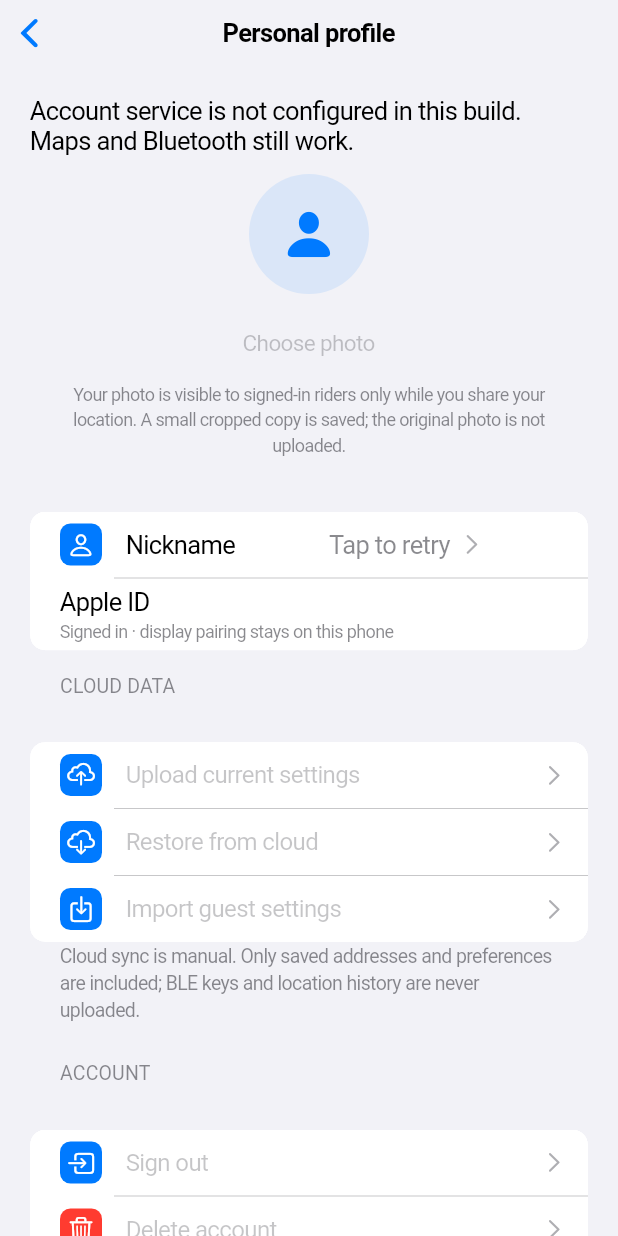
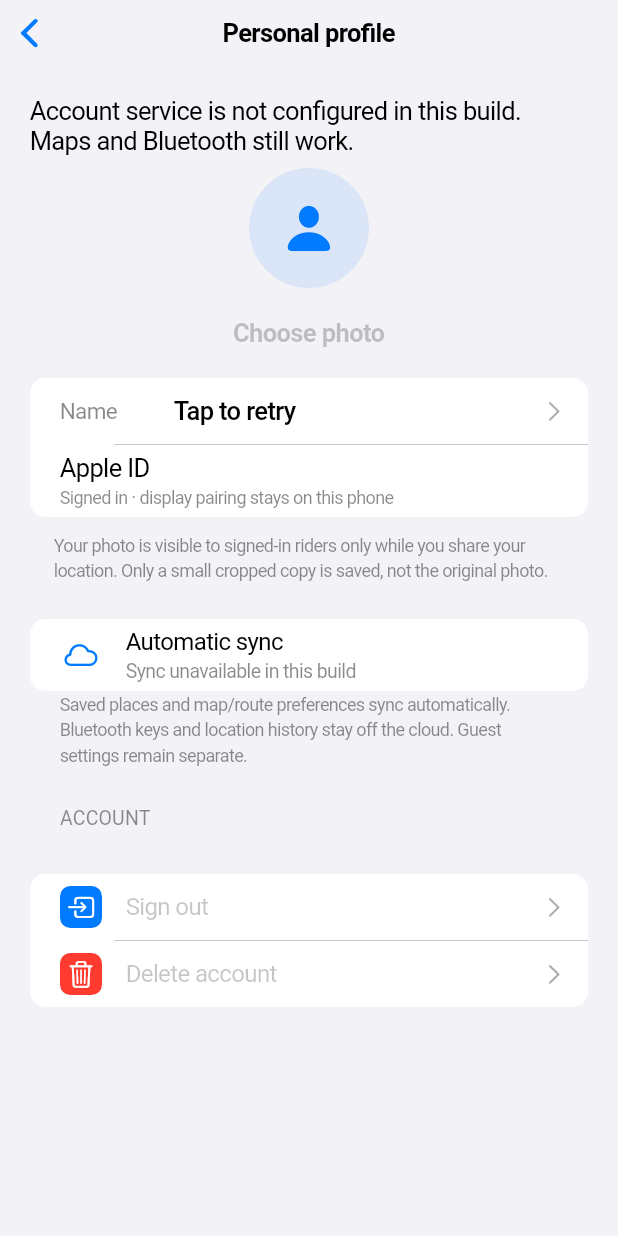
Before and after one commit to MarginalTong/ESP32_bluetooth_GPS, a Flutter app: the AccountPage widget shown alone on an empty page, opened directly, on a phone screen of 412 x 824 dp. Run offline on Flutter 3.47's test engine with Material 3 defaults, Android fonts, the phone set to English and light mode, and no system bars; our stand-ins replace flutter_blue_plus, flutter_secure_storage, geolocator, google_sign_in, image_picker, shared_preferences and 2 more; missing offline and left inert: vector_tile; accounts and stored records are empty.

Commit message:
UI: compact the personal profile and replace manual cloud actions with sync status

```diff
--- a/moto_nav_bridge/lib/main.dart
+++ b/moto_nav_bridge/lib/main.dart
@@ -8,6 +8,7 @@ import 'config/account_config.dart';
 import 'controllers/account_controller.dart';
 import 'controllers/avatar_controller.dart';
 import 'controllers/profile_controller.dart';
+import 'controllers/settings_sync_controller.dart';
 import 'services/avatar_backend.dart';
 import 'services/profile_backend.dart';
 import 'controllers/rider_map_controller.dart';
@@ -48,6 +49,7 @@ Future<void> main() async {
     SupabaseProfileBackend(backend.client),
     preferences,
   );
+  final settingsSync = SettingsSyncController(account);
   runApp(
     NavioApp(
       preferences: preferences,
@@ -55,6 +57,7 @@ Future<void> main() async {
       riders: riders,
       avatars: avatars,
       profile: profile,
+      settingsSync: settingsSync,
     ),
   );
 }
@@ -67,12 +70,14 @@ class NavioApp extends StatelessWidget {
     this.riders,
     this.avatars,
     this.profile,
+    this.settingsSync,
   });
   final SharedPreferences? preferences;
   final AccountController? account;
   final RiderMapController? riders;
   final AvatarController? avatars;
   final ProfileController? profile;
+  final SettingsSyncController? settingsSync;
 
   NavigationController _navigation(BleService ble) {
     final nav = NavigationController(ble: ble, preferences: preferences);
@@ -91,6 +96,10 @@ class NavioApp extends StatelessWidget {
           ChangeNotifierProvider<AvatarController>(create: (_) => avatars!),
         if (profile != null)
           ChangeNotifierProvider<ProfileController>(create: (_) => profile!),
+        if (settingsSync != null)
+          ChangeNotifierProvider<SettingsSyncController>(
+            create: (_) => settingsSync!,
+          ),
         if (riders != null)
           ChangeNotifierProvider<RiderMapController>(create: (_) => riders!),
         ChangeNotifierProvider(create: (_) => BleService()),
--- a/moto_nav_bridge/lib/ui/account_page.dart
+++ b/moto_nav_bridge/lib/ui/account_page.dart
@@ -5,6 +5,7 @@ import '../controllers/account_controller.dart';
 import '../l10n/app_text.dart';
 import 'widgets/google_sign_in_button.dart';
 import 'widgets/profile_avatar_editor.dart';
+import 'widgets/settings_sync_section.dart';
 import 'navio_theme.dart';
 import 'profile_name_page.dart';
 
@@ -555,8 +556,8 @@ class _AccountPageState extends State<AccountPage> {
               const SizedBox(height: 8),
               Text(
                 t(
-                  'Guest navigation needs no account. Authentication is handled by Supabase. Saved addresses sync only when you choose.',
-                  '游客导航无需账号。账号验证由 Supabase 处理，常用地址仅在你主动同步时上传。',
+                  'Guest navigation needs no account. When signed in, your saved places and preferences sync automatically; guest settings remain separate.',
+                  '游客导航无需账号。登录后常用地址与偏好自动同步，游客资料独立保留。',
                 ),
                 textAlign: TextAlign.center,
                 style: TextStyle(
@@ -645,88 +646,8 @@ class _AccountPageState extends State<AccountPage> {
                   ),
                 ],
               ),
-              CupertinoListSection.insetGrouped(
-                margin: const EdgeInsets.only(top: 24),
-                header: SectionLabel(t('CLOUD DATA', '云端资料')),
-                footer: Text(
-                  t(
-                    'Cloud sync is manual. Only saved addresses and preferences are included; BLE keys and location history are never uploaded.',
-                    '云同步由你主动操作，仅包含常用地址和偏好设置，不上传蓝牙密钥或定位轨迹。',
-                  ),
-                  style: TextStyle(
-                    fontSize: 13,
-                    height: 1.4,
-                    color: CupertinoColors.secondaryLabel.resolveFrom(context),
-                  ),
-                ),
-                children: [
-                  _AccountAction(
-                    icon: CupertinoIcons.cloud_upload,
-                    title: t('Upload current settings', '上传当前资料'),
-                    onPressed: canAct
-                        ? () async {
-                            if (await _confirm(
-                              t('Upload to NAVIO cloud?', '上传到 NAVIO 云端？'),
-                              t(
-                                'Upload this account’s saved addresses and map/route preferences. This replaces its cloud copy.',
-                                '将当前账号的常用地址、地图与路线偏好上传，替换该账号的云端副本。',
-                              ),
-                            )) {
-                              await account.upload();
-                            }
-                          }
-                        : null,
-                  ),
-                  _AccountAction(
-                    icon: CupertinoIcons.cloud_download,
-                    title: t('Restore from cloud', '从云端恢复'),
-                    onPressed: canAct
-                        ? () async {
-                            if (await _confirm(
-                              t('Restore cloud data?', '恢复云端资料？'),
-                              t(
-                                'Replace this account’s local addresses and preferences with its cloud copy.',
-                                '使用云端副本替换当前账号在本机的常用地址与偏好。',
-                              ),
-                            )) {
-                              await account.download();
-                            }
-                          }
-                        : null,
-                  ),
-                  _AccountAction(
-                    icon: CupertinoIcons.square_arrow_down,
-                    title: t('Import guest settings', '导入游客资料'),
-                    onPressed: canAct
-                        ? () async {
-                            if (await _confirm(
-                              t('Import guest settings?', '导入游客资料？'),
-                              t(
-                                'Copy guest addresses and preferences to this account on this phone. Nothing is uploaded automatically.',
-                                '把本机游客地址与偏好复制到当前账号，不会自动上传。',
-                              ),
-                            )) {
-                              await account.importGuest();
-                            }
-                          }
-                        : null,
-                  ),
-                ],
-              ),
-              if (account.lastSync != null)
-                Padding(
-                  padding: const EdgeInsets.fromLTRB(16, 8, 16, 0),
-                  child: Text(
-                    t('Last sync: ', '上次同步：') +
-                        account.lastSync!.toLocal().toString().split('.').first,
-                    style: TextStyle(
-                      fontSize: 13,
-                      color: CupertinoColors.secondaryLabel.resolveFrom(
-                        context,
-                      ),
-                    ),
-                  ),
-                ),
+              const ProfilePhotoPrivacyNote(),
+              const SettingsSyncSection(),
               CupertinoListSection.insetGrouped(
                 margin: const EdgeInsets.only(top: 24),
                 header: SectionLabel(t('ACCOUNT', '账号')),
--- a/moto_nav_bridge/lib/ui/app_shell.dart
+++ b/moto_nav_bridge/lib/ui/app_shell.dart
@@ -5,6 +5,7 @@ import 'package:shared_preferences/shared_preferences.dart';
 import '../l10n/app_text.dart';
 import '../services/ble_service.dart';
 import '../controllers/account_controller.dart';
+import '../controllers/settings_sync_controller.dart';
 import '../controllers/rider_map_controller.dart';
 import 'home_page.dart';
 import 'devices_page.dart';
@@ -45,6 +46,7 @@ class _AppShellState extends State<AppShell> with WidgetsBindingObserver {
   @override
   void didChangeAppLifecycleState(AppLifecycleState state) {
     _foreground = state == AppLifecycleState.resumed;
+    context.read<SettingsSyncController?>()?.setForeground(_foreground);
     context.read<RiderMapController?>()?.setVisibility(
       foreground: _foreground,
       mapVisible: _selected == 0,
@@ -98,6 +100,7 @@ class _AppShellState extends State<AppShell> with WidgetsBindingObserver {
             : const Color(0xff8e8e93),
         currentIndex: _selected,
         onTap: (value) {
+          if (value == 1) context.read<SettingsSyncController?>()?.request();
           setState(() => _selected = value);
           context.read<RiderMapController?>()?.setVisibility(
             foreground: _foreground,
--- a/moto_nav_bridge/lib/ui/profile_name_page.dart
+++ b/moto_nav_bridge/lib/ui/profile_name_page.dart
@@ -15,9 +15,20 @@ class ProfileNameTile extends StatelessWidget {
     final en = AppText.of(context).isEnglish;
     return CupertinoListTile(
       key: const ValueKey('profile-nickname-row'),
-      leading: const SettingsIcon(CupertinoIcons.person),
-      title: Text(en ? 'Nickname' : '昵称'),
-      additionalInfo: Flexible(
+      title: Row(
+        children: [
+          SizedBox(
+            width: 76,
+            child: Text(
+              en ? 'Name' : '名字',
+              style: TextStyle(
+                fontSize: 15,
+                fontWeight: FontWeight.w400,
+                color: CupertinoColors.secondaryLabel.resolveFrom(context),
+              ),
+            ),
+          ),
+          Expanded(
             child: Text(
               profile.profile?.displayName ??
                   (profile.busy
@@ -25,7 +36,14 @@ class ProfileNameTile extends StatelessWidget {
                       : (en ? 'Tap to retry' : '点击重试')),
               maxLines: 1,
               overflow: TextOverflow.ellipsis,
+              style: TextStyle(
+                fontSize: 17,
+                fontWeight: FontWeight.w500,
+                color: CupertinoColors.label.resolveFrom(context),
               ),
+            ),
+          ),
+        ],
       ),
       trailing: profile.busy
           ? const CupertinoActivityIndicator(radius: 8)
--- a/moto_nav_bridge/lib/ui/widgets/profile_avatar_editor.dart
+++ b/moto_nav_bridge/lib/ui/widgets/profile_avatar_editor.dart
@@ -12,14 +12,15 @@ class ProfileAvatarEditor extends StatelessWidget {
     final en = AppText.of(context).isEnglish;
     final avatar = controller.avatar;
     return Container(
-      margin: const EdgeInsets.only(bottom: 24),
-      padding: const EdgeInsets.symmetric(horizontal: 12, vertical: 12),
+      margin: const EdgeInsets.only(bottom: 8),
+      padding: const EdgeInsets.fromLTRB(12, 8, 12, 0),
       child: Column(
         children: [
           Semantics(
             label: en ? 'Profile photo' : '个人头像',
             child: ClipOval(
               child: SizedBox(
+                key: const ValueKey('profile-photo-image'),
                 width: 80,
                 height: 80,
                 child: avatar == null
@@ -48,10 +49,15 @@ class ProfileAvatarEditor extends StatelessWidget {
               child: CupertinoActivityIndicator(),
             )
           else
-            Wrap(
-              alignment: WrapAlignment.center,
+            Column(
+              mainAxisSize: MainAxisSize.min,
               children: [
                 CupertinoButton(
+                  padding: const EdgeInsets.symmetric(
+                    horizontal: 12,
+                    vertical: 4,
+                  ),
+                  minimumSize: const Size(44, 44),
                   onPressed: controller.canEdit
                       ? () => controller.choose(
                           confirm: (jpeg) async =>
@@ -104,11 +110,19 @@ class ProfileAvatarEditor extends StatelessWidget {
                     avatar == null
                         ? (en ? 'Choose photo' : '设置头像')
                         : (en ? 'Change photo' : '更换头像'),
-                    style: const TextStyle(fontSize: 15),
+                    style: const TextStyle(
+                      fontSize: 17,
+                      fontWeight: FontWeight.w600,
+                    ),
                   ),
                 ),
                 if (avatar != null)
                   CupertinoButton(
+                    padding: const EdgeInsets.symmetric(
+                      horizontal: 12,
+                      vertical: 4,
+                    ),
+                    minimumSize: const Size(44, 44),
                     onPressed: controller.canEdit
                         ? () async {
                             final confirmed = await showCupertinoDialog<bool>(
@@ -143,23 +157,14 @@ class ProfileAvatarEditor extends StatelessWidget {
                     child: Text(
                       en ? 'Remove photo' : '移除头像',
                       style: const TextStyle(
+                        fontSize: 13,
+                        fontWeight: FontWeight.w400,
                         color: CupertinoColors.destructiveRed,
                       ),
                     ),
                   ),
               ],
             ),
-          Text(
-            en
-                ? 'Your photo is visible to signed-in riders only while you share your location. A small cropped copy is saved; the original photo is not uploaded.'
-                : '仅在共享位置时向已登录骑友展示头像。只保存裁剪后的小图，不上传原照片。',
-            textAlign: TextAlign.center,
-            style: TextStyle(
-              fontSize: 12,
-              height: 1.4,
-              color: CupertinoColors.secondaryLabel.resolveFrom(context),
-            ),
-          ),
           if (controller.error != null) ...[
             const SizedBox(height: 12),
             Semantics(
@@ -195,3 +200,21 @@ class ProfileAvatarEditor extends StatelessWidget {
     );
   }
 }
+
+class ProfilePhotoPrivacyNote extends StatelessWidget {
+  const ProfilePhotoPrivacyNote({super.key});
+  @override
+  Widget build(BuildContext context) => Padding(
+    padding: const EdgeInsets.fromLTRB(16, 10, 16, 8),
+    child: Text(
+      AppText.of(context).isEnglish
+          ? 'Your photo is visible to signed-in riders only while you share your location. Only a small cropped copy is saved, not the original photo.'
+          : '仅在共享位置时向已登录骑友展示头像。只保存裁剪后的小图，不上传原照片。',
+      style: TextStyle(
+        fontSize: 12,
+        height: 1.4,
+        color: CupertinoColors.secondaryLabel.resolveFrom(context),
+      ),
+    ),
+  );
+}
--- /dev/null
+++ b/moto_nav_bridge/lib/ui/widgets/settings_sync_section.dart
@@ -0,0 +1,112 @@
+import 'package:flutter/cupertino.dart';
+import 'package:provider/provider.dart';
+import '../../controllers/settings_sync_controller.dart';
+import '../../models/settings_merge.dart';
+import '../../l10n/app_text.dart';
+
+class SettingsSyncSection extends StatelessWidget {
+  const SettingsSyncSection({super.key});
+  @override
+  Widget build(BuildContext context) {
+    final sync = context.watch<SettingsSyncController?>();
+    final en = AppText.of(context).isEnglish;
+    final status = sync?.status;
+    final label = switch (status) {
+      SettingsSyncStatus.synced => en ? 'Up to date' : '已同步',
+      SettingsSyncStatus.syncing => en ? 'Syncing…' : '正在同步…',
+      SettingsSyncStatus.offline =>
+        en ? 'Waiting to sync · tap to retry' : '等待同步 · 点击重试',
+      SettingsSyncStatus.conflict => en ? 'Settings need review' : '设置冲突，请确认',
+      SettingsSyncStatus.deferred =>
+        en ? 'Saved locally · sync when idle' : '已保存在本机，空闲时同步',
+      SettingsSyncStatus.pending =>
+        en ? 'Changes saved on this phone' : '修改已保存在本机',
+      _ => en ? 'Sync unavailable in this build' : '此版本暂不可同步设置',
+    };
+    return CupertinoListSection.insetGrouped(
+      margin: const EdgeInsets.only(top: 16),
+      footer: Text(
+        en
+            ? 'Saved places and map/route preferences sync automatically. Bluetooth keys and location history stay off the cloud. Guest settings remain separate.'
+            : '常用地址、地图与路线偏好自动同步。不上传蓝牙密钥或定位轨迹，游客资料独立保留。',
+        style: TextStyle(
+          fontSize: 12,
+          height: 1.4,
+          color: CupertinoColors.secondaryLabel.resolveFrom(context),
+        ),
+      ),
+      children: [
+        CupertinoListTile(
+          leading: Icon(
+            status == SettingsSyncStatus.conflict
+                ? CupertinoIcons.exclamationmark_circle
+                : CupertinoIcons.cloud,
+            size: 23,
+            color: CupertinoColors.systemBlue,
+          ),
+          title: Text(
+            en ? 'Automatic sync' : '自动同步',
+            style: const TextStyle(fontSize: 16),
+          ),
+          subtitle: Text(
+            label,
+            style: const TextStyle(fontSize: 13),
+            maxLines: 2,
+          ),
+          trailing: status == SettingsSyncStatus.syncing
+              ? const CupertinoActivityIndicator(radius: 8)
+              : null,
+          onTap: status == SettingsSyncStatus.conflict
+              ? () async {
+                  final actor = sync!.account.user?.id;
+                  final generation = sync.accountGeneration;
+                  final choice = await showCupertinoModalPopup<SettingsChoice>(
+                    context: context,
+                    builder: (dialog) => CupertinoActionSheet(
+                      title: Text(
+                        en ? 'Review conflicting settings' : '确认冲突设置',
+                      ),
+                      message: Text(
+                        en
+                            ? 'Some values changed both here and on another device. Choose which conflicting values to keep. Other changes will still be merged.'
+                            : '部分设置在本机和其他设备都被修改。请选择冲突项保留哪份；其他修改仍会合并。',
+                      ),
+                      actions: [
+                        CupertinoActionSheetAction(
+                          onPressed: () =>
+                              Navigator.pop(dialog, SettingsChoice.local),
+                          child: Text(
+                            en
+                                ? 'Keep this phone’s conflicting values'
+                                : '冲突项保留本机版本',
+                          ),
+                        ),
+                        CupertinoActionSheetAction(
+                          onPressed: () =>
+                              Navigator.pop(dialog, SettingsChoice.cloud),
+                          child: Text(
+                            en ? 'Use cloud values for conflicts' : '冲突项使用云端版本',
+                          ),
+                        ),
+                      ],
+                      cancelButton: CupertinoActionSheetAction(
+                        onPressed: () => Navigator.pop(dialog),
+                        child: Text(en ? 'Cancel' : '取消'),
+                      ),
+                    ),
+                  );
+                  if (choice != null &&
+                      context.mounted &&
+                      sync.account.user?.id == actor &&
+                      sync.accountGeneration == generation) {
+                    await sync.resolve(choice);
+                  }
+                }
+              : status == SettingsSyncStatus.offline
+              ? sync!.flush
+              : null,
+        ),
+      ],
+    );
+  }
+}
```
Also changed, not shown: 3 other files. Lines whose indentation alone changed are shown as unchanged.
